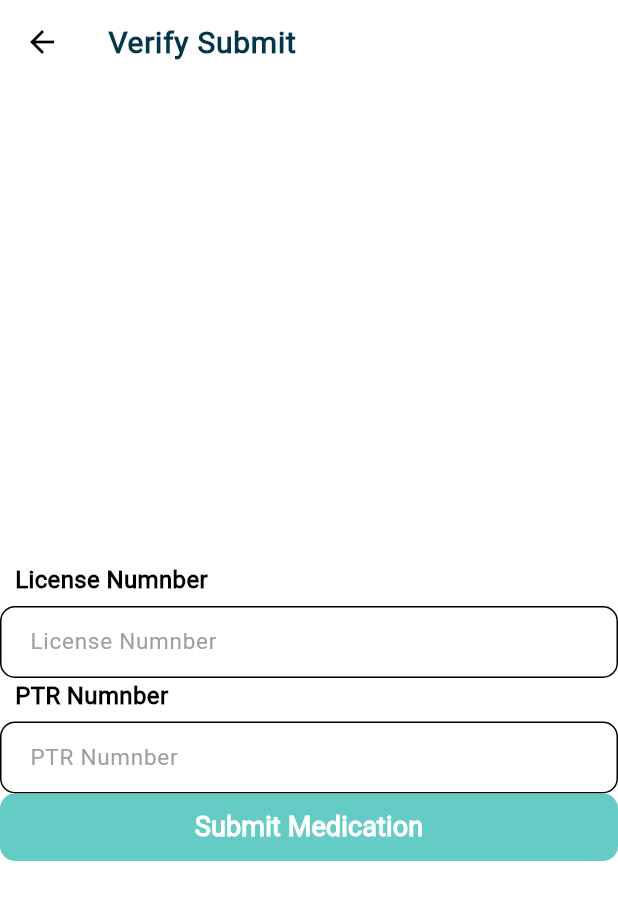
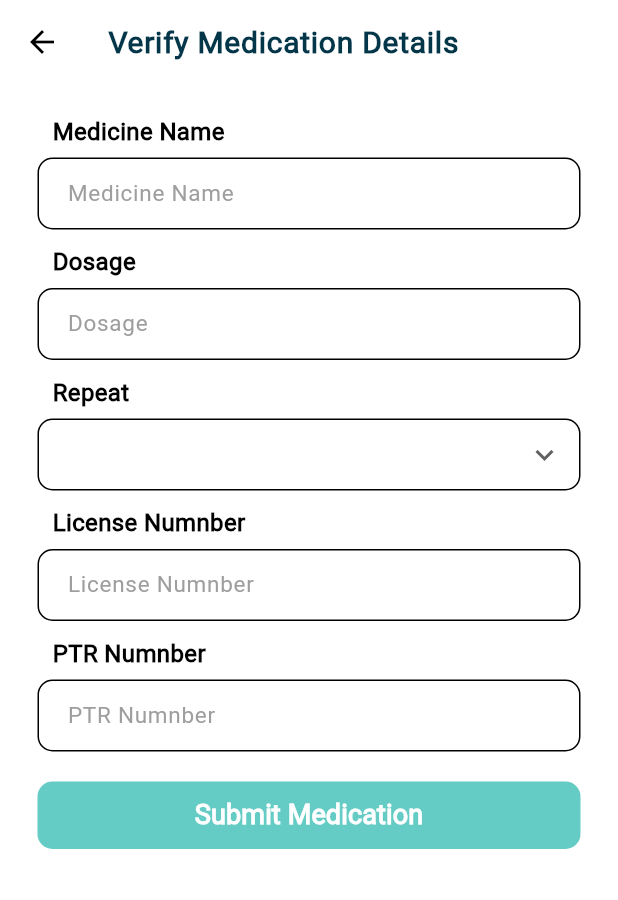
Before and after one commit to lbsomoson/diabuddy, a Flutter app: the VerifySubmit screen opened directly with empty values, on a phone screen of 412 x 824 dp. Shown: the top 900 px of the screen. Run offline on Flutter 3.47's test engine with Material 3 defaults, Android fonts, the phone set to English and light mode, and no system bars; our stand-ins replace cloud_firestore, connectivity_plus, equatable, firebase_auth, firebase_core, fl_chart and 15 more; missing offline and left inert: flutter_tesseract_ocr, gtext, pytorch_lite, semicircle_indicator, translator, vertical_weight_slider and 1 more; accounts and stored records are empty; project files that could hold a hidden picture were left out.

Commit message:
feat: design verify medication details screen

```diff
--- a/lib/screens/reader.dart
+++ b/lib/screens/reader.dart
@@ -9,6 +9,7 @@ import 'package:diabuddy/widgets/textfield.dart';
 import 'package:flutter/material.dart';
 import 'package:flutter_bloc/flutter_bloc.dart';
 import 'package:provider/provider.dart';
+import 'package:diabuddy/widgets/timepicker.dart';
 import 'package:diabuddy/widgets/local_notifications.dart';
 
 import 'package:diabuddy/utils/text_to_speech.dart';
@@ -44,34 +45,125 @@ class _VerifySubmitState extends State<VerifySubmit> {
     });
   }
 
+  var items = [
+    'None',
+    'Everyday',
+  ];
+
   @override
   Widget build(BuildContext context) {
     return Scaffold(
         appBar: AppBar(
-          title: const TextWidget(style: 'bodyLarge', text: "Verify Submit"),
+          title: const TextWidget(
+              style: 'bodyLarge', text: "Verify Medication Details"),
         ),
         body: SafeArea(
-            child: Center(
+            child: SingleChildScrollView(
+          child: Padding(
+            padding: const EdgeInsets.fromLTRB(25, 20, 25, 0),
             child: Column(
+              crossAxisAlignment: CrossAxisAlignment.start,
               mainAxisAlignment: MainAxisAlignment.center,
               children: [
-              Text(widget.medicationIntake.name),
-              Text(widget.medicationIntake.dose),
-              // Text(widget.medicationIntake.time),
+                TextFieldWidget(
+                  initialValue: widget.medicationIntake.name,
+                  callback: (String val) {
+                    setState(() {
+                      widget.medicationIntake.name = val;
+                    });
+                  },
+                  hintText: "Medicine Name",
+                  label: "Medicine Name",
+                  type: "String",
+                ),
+                const SizedBox(
+                  height: 10,
+                ),
+                TextFieldWidget(
+                  initialValue: widget.medicationIntake.dose,
+                  callback: (String val) {
+                    setState(() {
+                      widget.medicationIntake.dose = val;
+                    });
+                  },
+                  hintText: "Dosage",
+                  label: "Dosage",
+                  type: "String",
+                ),
+                const SizedBox(
+                  height: 10,
+                ),
                 Column(
                   children: List.generate(
                     widget.medicationIntake.time.length,
                     (index) => Column(
                       children: [
-                      Text(
-                        widget.medicationIntake.time[index],
+                        // Text(
+                        //   widget.medicationIntake.time[index],
+                        // ),
+                        TimePickerWidget(
+                          callback: (String value) {
+                            setState(() {
+                              widget.medicationIntake.time.clear();
+                              widget.medicationIntake.time.add(value);
+                            });
+                          },
+                          hintText: "Time",
+                          label: "Time",
                         ),
                         const SizedBox(height: 10.0),
                       ],
                     ),
                   ).toList(),
                 ),
-              Text(widget.medicationIntake.frequency),
+                // const SizedBox(
+                //   height: 10,
+                // ),
+                const Padding(
+                  padding: EdgeInsets.only(left: 10),
+                  child: TextWidget(text: "Repeat", style: 'bodyMedium'),
+                ),
+                const SizedBox(
+                  height: 6,
+                ),
+                SizedBox(
+                  width: double.infinity,
+                  child: DropdownButtonFormField<String>(
+                    value: widget.medicationIntake.frequency,
+                    isExpanded: true,
+                    decoration: InputDecoration(
+                      contentPadding: const EdgeInsets.symmetric(
+                          vertical: 10, horizontal: 16),
+                      border: OutlineInputBorder(
+                        borderSide: const BorderSide(color: Colors.transparent),
+                        borderRadius: BorderRadius.circular(10.0),
+                      ),
+                      enabledBorder: OutlineInputBorder(
+                        borderRadius: BorderRadius.circular(10),
+                        borderSide: const BorderSide(color: Colors.black),
+                      ),
+                      focusedBorder: OutlineInputBorder(
+                          borderRadius: BorderRadius.circular(10),
+                          borderSide: const BorderSide(color: Colors.black)),
+                    ),
+                    style: const TextStyle(color: Colors.black, fontSize: 16),
+                    icon: const Icon(Icons.keyboard_arrow_down),
+                    items: items.map((String item) {
+                      return DropdownMenuItem<String>(
+                        value: item,
+                        child: Text(item),
+                      );
+                    }).toList(),
+                    onChanged: (String? newValue) {
+                      setState(() {
+                        widget.medicationIntake.frequency = newValue!;
+                      });
+                    },
+                  ),
+                ),
+                const SizedBox(
+                  height: 10,
+                ),
                 TextFieldWidget(
                   initialValue:
                       widget.medicationIntake.verifiedBy?['licenseNo'] ?? '',
@@ -84,6 +176,9 @@ class _VerifySubmitState extends State<VerifySubmit> {
                   label: 'License Numnber',
                   type: 'String',
                 ),
+                const SizedBox(
+                  height: 10,
+                ),
                 TextFieldWidget(
                   initialValue:
                       widget.medicationIntake.verifiedBy?['ptrNo'] ?? '',
@@ -95,6 +190,9 @@ class _VerifySubmitState extends State<VerifySubmit> {
                   hintText: 'PTR Numnber',
                   label: 'PTR Numnber',
                   type: 'String',
+                ),
+                const SizedBox(
+                  height: 20,
                 ),
                 ButtonWidget(
                     callback: () async {
@@ -109,7 +207,8 @@ class _VerifySubmitState extends State<VerifySubmit> {
 
                       if (context.mounted) {
                         final snackBar = SnackBar(
-                        backgroundColor: Theme.of(context).colorScheme.primary,
+                          backgroundColor:
+                              Theme.of(context).colorScheme.primary,
                           content: const Text('Added medication successfully!'),
                           action:
                               SnackBarAction(label: 'Close', onPressed: () {}),
@@ -130,13 +229,14 @@ class _VerifySubmitState extends State<VerifySubmit> {
 
                       if (!context.mounted) return;
 
-                    Navigator.pushNamedAndRemoveUntil(context, '/profileScreen',
-                        (Route<dynamic> route) => false);
+                      Navigator.pushNamedAndRemoveUntil(context,
+                          '/profileScreen', (Route<dynamic> route) => false);
                     },
                     label: 'Submit Medication',
                     style: 'filled')
               ],
             ),
+          ),
         )));
   }
 }
```
Also changed, not shown: lib/screens/edit_medication.dart (+30 -0 lines), 1 other file. Lines whose indentation alone changed are shown as unchanged.
